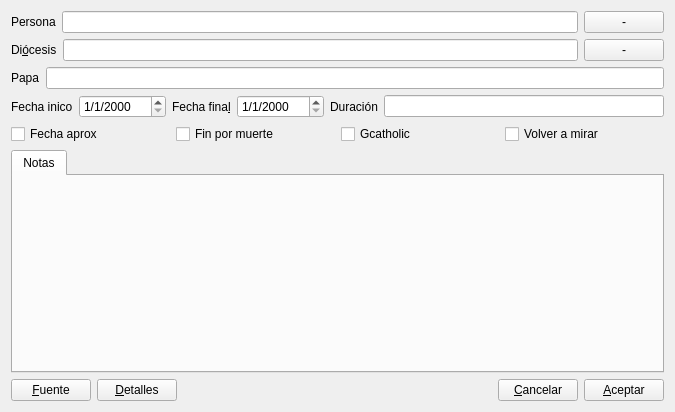
This is gui/dlgnuevoobispo.ui in rogorido/qtpredicadores as Qt 5 draws it before an edit. The edited form follows.
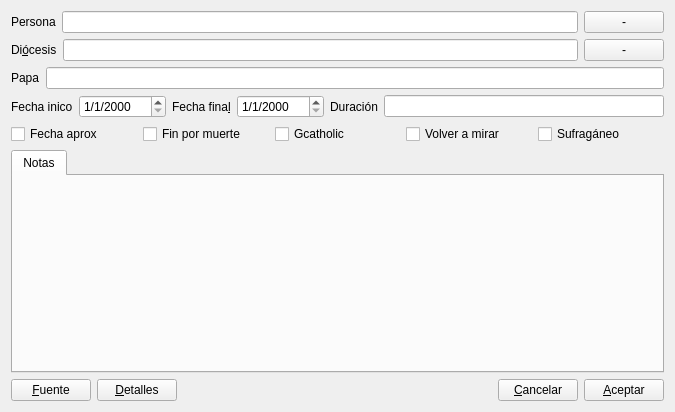
This is the edited form. Icons and pictures are not drawn. Custom widgets are drawn as their Qt base class.

Commit message: Campo sufraganeo para clase Obispo

The edit to the form file:
```diff
--- a/gui/dlgnuevoobispo.ui
+++ b/gui/dlgnuevoobispo.ui
@@ -168,6 +168,13 @@
        </property>
       </widget>
      </item>
+     <item>
+      <widget class="QCheckBox" name="ckSufraganeo">
+       <property name="text">
+        <string>Sufragáneo</string>
+       </property>
+      </widget>
+     </item>
     </layout>
    </item>
    <item>
```
Left out of the diff: 20 changed lines with no effect on the pictures. The commit also changes 3 other files.
